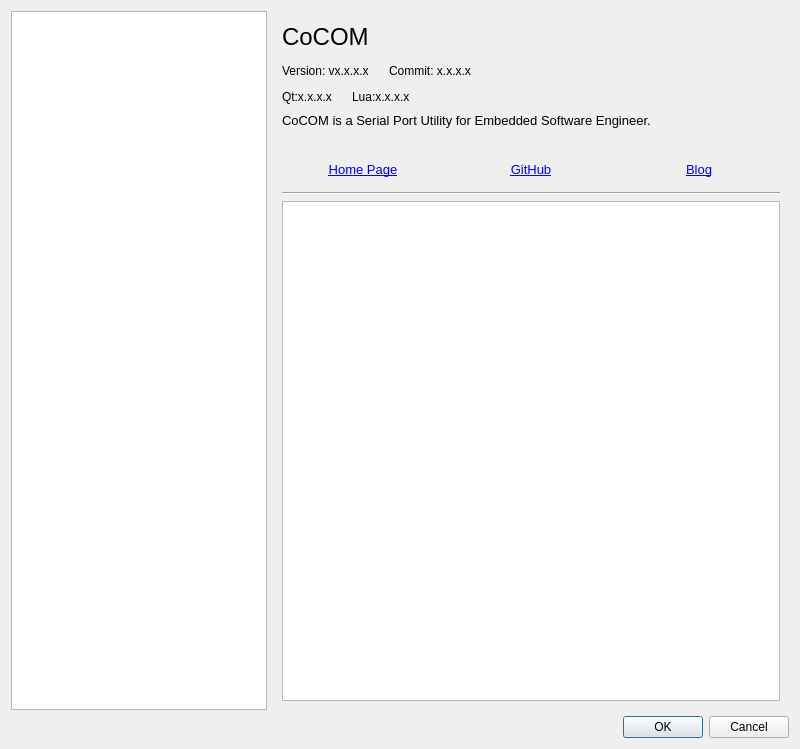
The window that ui/configDialog.ui (cocom-official/CoCOM) describes before a commit, drawn with Qt 5.
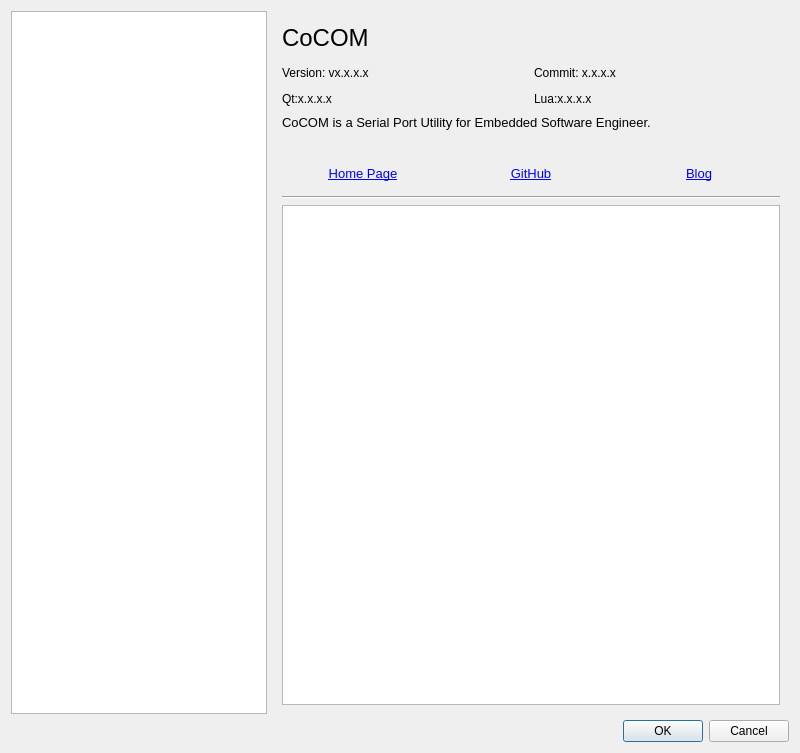
The same window after the commit.

```diff
--- a/ui/configDialog.ui
+++ b/ui/configDialog.ui
@@ -7,7 +7,7 @@
     <x>0</x>
     <y>0</y>
     <width>800</width>
-    <height>749</height>
+    <height>753</height>
    </rect>
   </property>
   <property name="windowTitle">
@@ -75,7 +75,7 @@
         </widget>
        </widget>
        <widget class="QWidget" name="page_2">
-        <layout class="QVBoxLayout" name="verticalLayout_2">
+        <layout class="QVBoxLayout" name="verticalLayout_4">
          <item>
           <widget class="QLabel" name="nameLabel">
            <property name="sizePolicy">
@@ -95,11 +95,12 @@
            </property>
           </widget>
          </item>
+         <item>
+          <layout class="QHBoxLayout" name="horizontalLayout_9">
+           <item>
+            <layout class="QVBoxLayout" name="verticalLayout_2">
          <item>
           <layout class="QHBoxLayout" name="horizontalLayout_5">
-           <property name="spacing">
-            <number>20</number>
-           </property>
            <item>
             <widget class="QLabel" name="versionLabel">
              <property name="sizePolicy">
@@ -116,22 +117,6 @@
              </property>
             </widget>
            </item>
-           <item>
-            <widget class="QLabel" name="commitLabel">
-             <property name="sizePolicy">
-              <sizepolicy hsizetype="Fixed" vsizetype="Fixed">
-               <horstretch>0</horstretch>
-               <verstretch>0</verstretch>
-              </sizepolicy>
-             </property>
-             <property name="text">
-              <string>Commit: x.x.x.x</string>
-             </property>
-             <property name="textInteractionFlags">
-              <set>Qt::LinksAccessibleByMouse|Qt::TextSelectableByMouse</set>
-             </property>
-            </widget>
-           </item>
            <item>
             <spacer name="horizontalSpacer_2">
              <property name="orientation">
@@ -149,9 +134,6 @@
          </item>
          <item>
           <layout class="QHBoxLayout" name="horizontalLayout_6">
-           <property name="spacing">
-            <number>20</number>
-           </property>
            <item>
             <widget class="QLabel" name="qtVersionLabel">
              <property name="sizePolicy">
@@ -169,6 +151,60 @@
             </widget>
            </item>
            <item>
+                <spacer name="horizontalSpacer_3">
+                 <property name="orientation">
+                  <enum>Qt::Horizontal</enum>
+                 </property>
+                 <property name="sizeHint" stdset="0">
+                  <size>
+                   <width>40</width>
+                   <height>20</height>
+                  </size>
+                 </property>
+                </spacer>
+               </item>
+              </layout>
+             </item>
+            </layout>
+           </item>
+           <item>
+            <layout class="QVBoxLayout" name="verticalLayout_3">
+             <item>
+              <layout class="QHBoxLayout" name="horizontalLayout_7">
+               <item>
+                <widget class="QLabel" name="commitLabel">
+                 <property name="sizePolicy">
+                  <sizepolicy hsizetype="Fixed" vsizetype="Fixed">
+                   <horstretch>0</horstretch>
+                   <verstretch>0</verstretch>
+                  </sizepolicy>
+                 </property>
+                 <property name="text">
+                  <string>Commit: x.x.x.x</string>
+                 </property>
+                 <property name="textInteractionFlags">
+                  <set>Qt::LinksAccessibleByMouse|Qt::TextSelectableByMouse</set>
+                 </property>
+                </widget>
+               </item>
+               <item>
+                <spacer name="horizontalSpacer_4">
+                 <property name="orientation">
+                  <enum>Qt::Horizontal</enum>
+                 </property>
+                 <property name="sizeHint" stdset="0">
+                  <size>
+                   <width>40</width>
+                   <height>20</height>
+                  </size>
+                 </property>
+                </spacer>
+               </item>
+              </layout>
+             </item>
+             <item>
+              <layout class="QHBoxLayout" name="horizontalLayout_8">
+               <item>
             <widget class="QLabel" name="luaVersionLabel">
              <property name="sizePolicy">
               <sizepolicy hsizetype="Fixed" vsizetype="Fixed">
@@ -185,7 +221,7 @@
             </widget>
            </item>
            <item>
-            <spacer name="horizontalSpacer_3">
+                <spacer name="horizontalSpacer_5">
              <property name="orientation">
               <enum>Qt::Horizontal</enum>
              </property>
@@ -196,6 +232,10 @@
               </size>
              </property>
             </spacer>
+               </item>
+              </layout>
+             </item>
+            </layout>
            </item>
           </layout>
          </item>
```
Left out of the diff: 3 changed lines with no effect on the pictures. Lines whose indentation alone changed are shown as unchanged.
